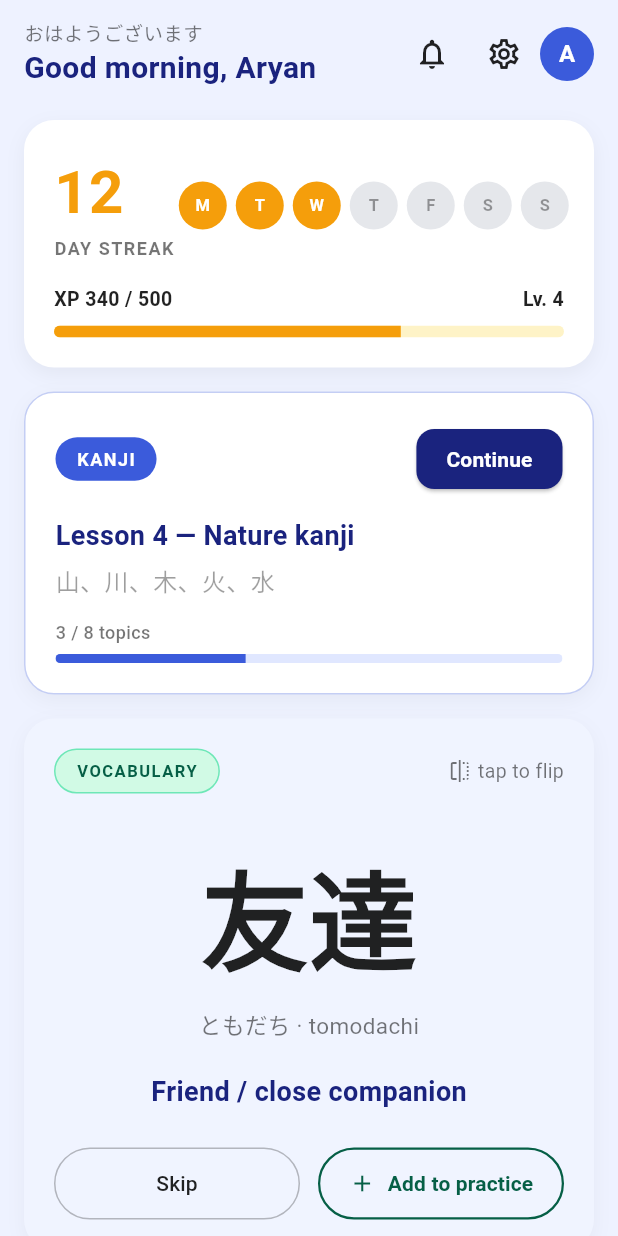
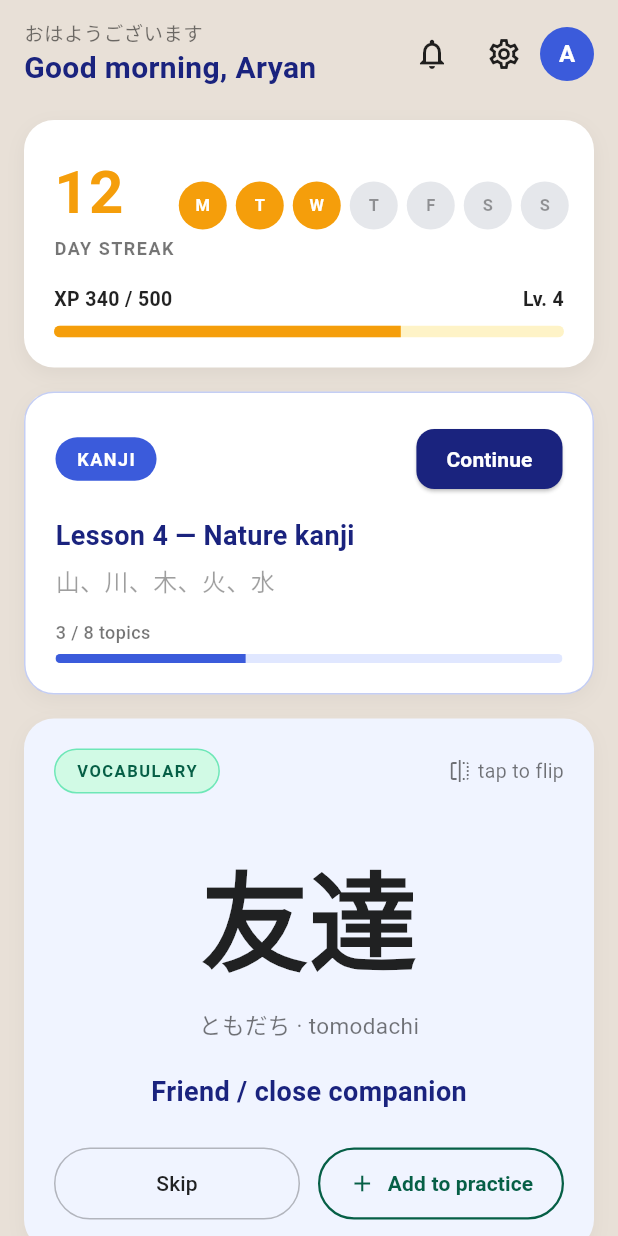
Before and after one commit to SumanBdrStha35/n5001, a Flutter app: the HomeScreen screen opened by its route, on a phone screen of 412 x 824 dp. Run offline on Flutter 3.47's test engine with Material 3 defaults, Android fonts, the phone set to English and light mode, and no system bars; our stand-ins replace isar, permission_handler, shared_preferences; accounts and stored records are empty; generated files the repository leaves out were written again.

Commit message:
fix: update background color in HomeScreen to use AppColorsTheme

```diff
--- a/lib/pages/screen/home_screen.dart
+++ b/lib/pages/screen/home_screen.dart
@@ -1,5 +1,6 @@
 import 'package:flutter/material.dart';
 
+import '../../other/app_colors_theme.dart';
 import '../../service/user_profile_service.dart';
 
 class HomeScreen extends StatefulWidget {
@@ -13,7 +14,7 @@ class _HomeScreenState extends State<HomeScreen> {
   @override
   Widget build(BuildContext context) {
     return Scaffold(
-      backgroundColor: const Color(0xFFEEF2FF),
+      backgroundColor: AppColorsTheme.background(context),
       body: SafeArea(
         child: SingleChildScrollView(
           padding: const EdgeInsets.symmetric(horizontal: 16, vertical: 12),
```
